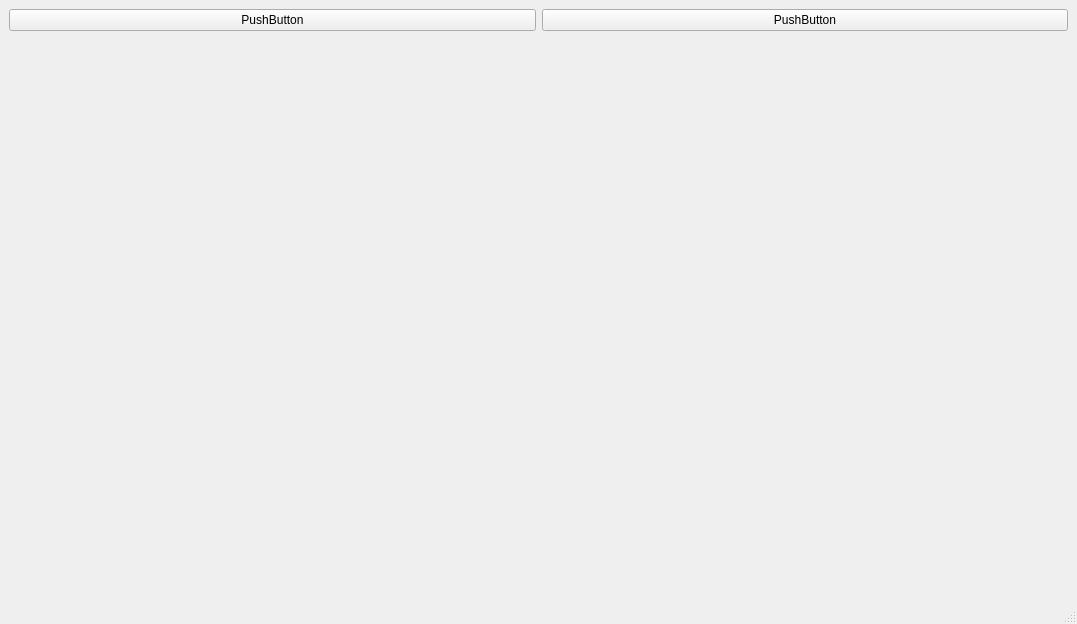
Qt form CiderPress_AJ_GUI/ciderpress.ui (DerDudemeister046/AJ_Qt_GUI) before a commit.
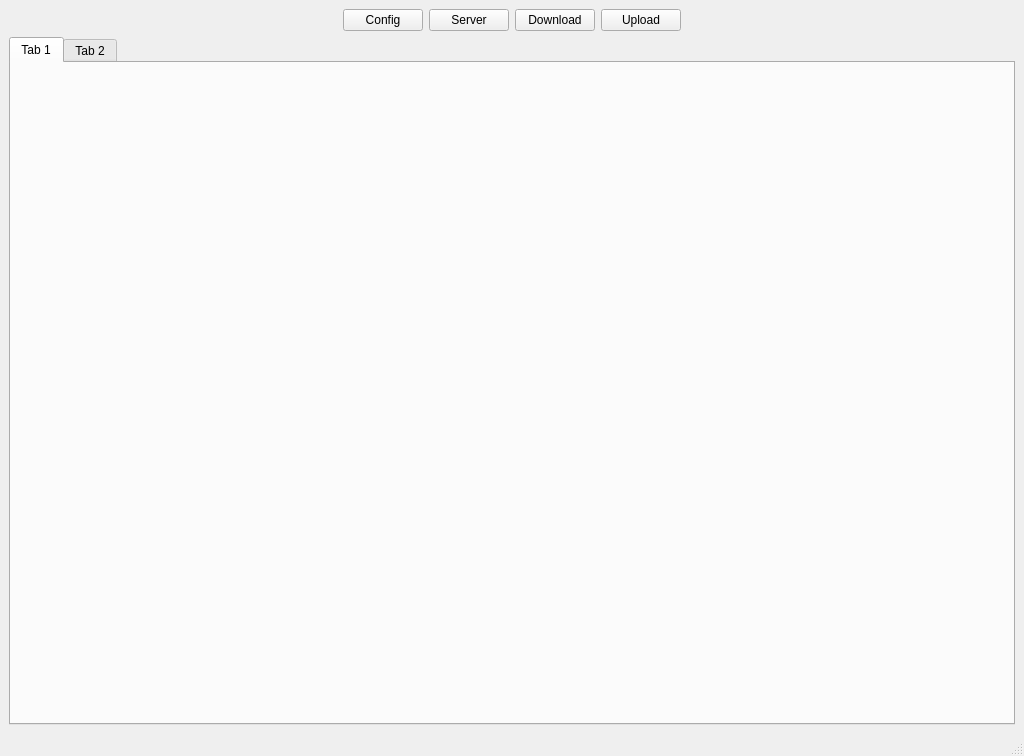
The same form after that commit.

Commit message:
added Servers Widget
added Servers Widget and a mdiarea to the mainwindow

```diff
--- a/CiderPress_AJ_GUI/ciderpress.ui
+++ b/CiderPress_AJ_GUI/ciderpress.ui
@@ -6,8 +6,8 @@
    <rect>
     <x>0</x>
     <y>0</y>
-    <width>1077</width>
-    <height>624</height>
+    <width>1024</width>
+    <height>756</height>
    </rect>
   </property>
   <property name="windowTitle">
@@ -18,22 +18,86 @@
     <bool>true</bool>
    </property>
    <layout class="QGridLayout" name="gridLayout">
+    <item row="0" column="5">
+     <spacer name="horizontalSpacer_2">
+      <property name="orientation">
+       <enum>Qt::Horizontal</enum>
+      </property>
+      <property name="sizeHint" stdset="0">
+       <size>
+        <width>40</width>
+        <height>20</height>
+       </size>
+      </property>
+     </spacer>
+    </item>
     <item row="0" column="0">
-     <widget class="QPushButton" name="pushButton">
-      <property name="text">
-       <string>PushButton</string>
+     <spacer name="horizontalSpacer">
+      <property name="orientation">
+       <enum>Qt::Horizontal</enum>
       </property>
-     </widget>
+      <property name="sizeHint" stdset="0">
+       <size>
+        <width>40</width>
+        <height>20</height>
+       </size>
+      </property>
+     </spacer>
     </item>
-    <item row="0" column="1">
+    <item row="0" column="3">
      <widget class="QPushButton" name="pushButton_2">
       <property name="text">
-       <string>PushButton</string>
+       <string>Download</string>
       </property>
      </widget>
     </item>
-    <item row="1" column="0" colspan="2">
-     <widget class="QWidget" name="widget" native="true"/>
+    <item row="0" column="2">
+     <widget class="QPushButton" name="pushButton_4">
+      <property name="text">
+       <string>Server</string>
+      </property>
+     </widget>
+    </item>
+    <item row="0" column="1">
+     <widget class="QPushButton" name="pushButton">
+      <property name="text">
+       <string>Config</string>
+      </property>
+     </widget>
+    </item>
+    <item row="0" column="4">
+     <widget class="QPushButton" name="pushButton_3">
+      <property name="text">
+       <string>Upload</string>
+      </property>
+     </widget>
+    </item>
+    <item row="1" column="0" colspan="6">
+     <widget class="QTabWidget" name="tabWidget">
+      <property name="currentIndex">
+       <number>0</number>
+      </property>
+      <widget class="QWidget" name="tab">
+       <attribute name="title">
+        <string>Tab 1</string>
+       </attribute>
+       <layout class="QGridLayout" name="gridLayout_2">
+        <item row="0" column="0">
+         <widget class="QWidget" name="widget" native="true"/>
+        </item>
+       </layout>
+      </widget>
+      <widget class="QWidget" name="tab_2">
+       <attribute name="title">
+        <string>Tab 2</string>
+       </attribute>
+       <layout class="QGridLayout" name="gridLayout_3">
+        <item row="0" column="0">
+         <widget class="QMdiArea" name="mdiArea"/>
+        </item>
+       </layout>
+      </widget>
+     </widget>
     </item>
    </layout>
   </widget>
```
Left out of the diff: 4 changed lines with no effect on the pictures. The commit also changes 11 other files.
